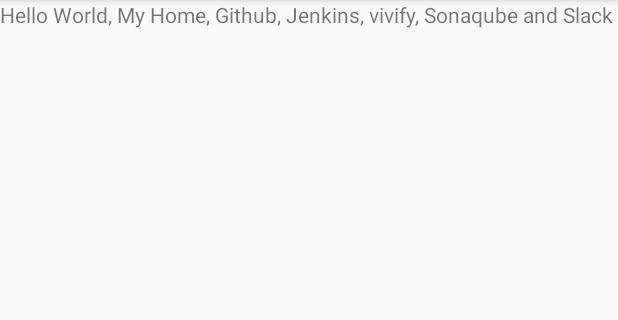
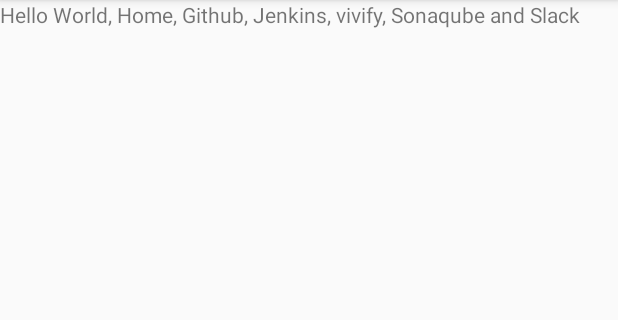
Before and after one commit to lhh8048/githubtestandroid, an Android app: the screen it shows after launch (MainActivity), on a phone screen of 412 x 824 dp, the part 84-404 px from its top. Run offline under Robolectric (Android 15) with nearby library versions, the phone set to English and light mode, and no system bars.

Commit message:
Commit
#TBFL-12
END

```diff
--- a/app/src/main/java/com/example/github_test_android/MainActivity.java
+++ b/app/src/main/java/com/example/github_test_android/MainActivity.java
@@ -11,7 +11,7 @@ public class MainActivity extends AppCompatActivity {
         super.onCreate(savedInstanceState);
         setContentView(R.layout.activity_main);
         TextView a = new TextView(this);
-        a.setText("Hello World, My Home, Github, Jenkins, vivify, Sonaqube and Slack");
+        a.setText("Hello World, Home, Github, Jenkins, vivify, Sonaqube and Slack");
         setContentView(a);
     }
 }
```
